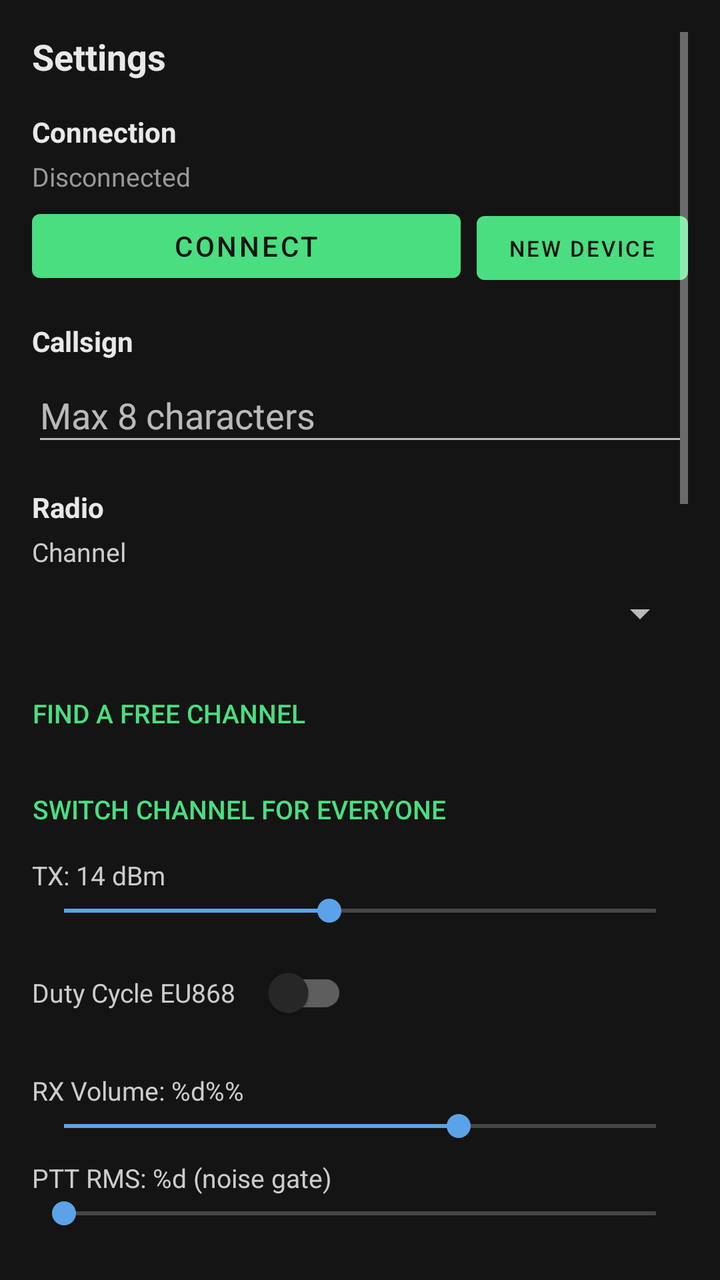
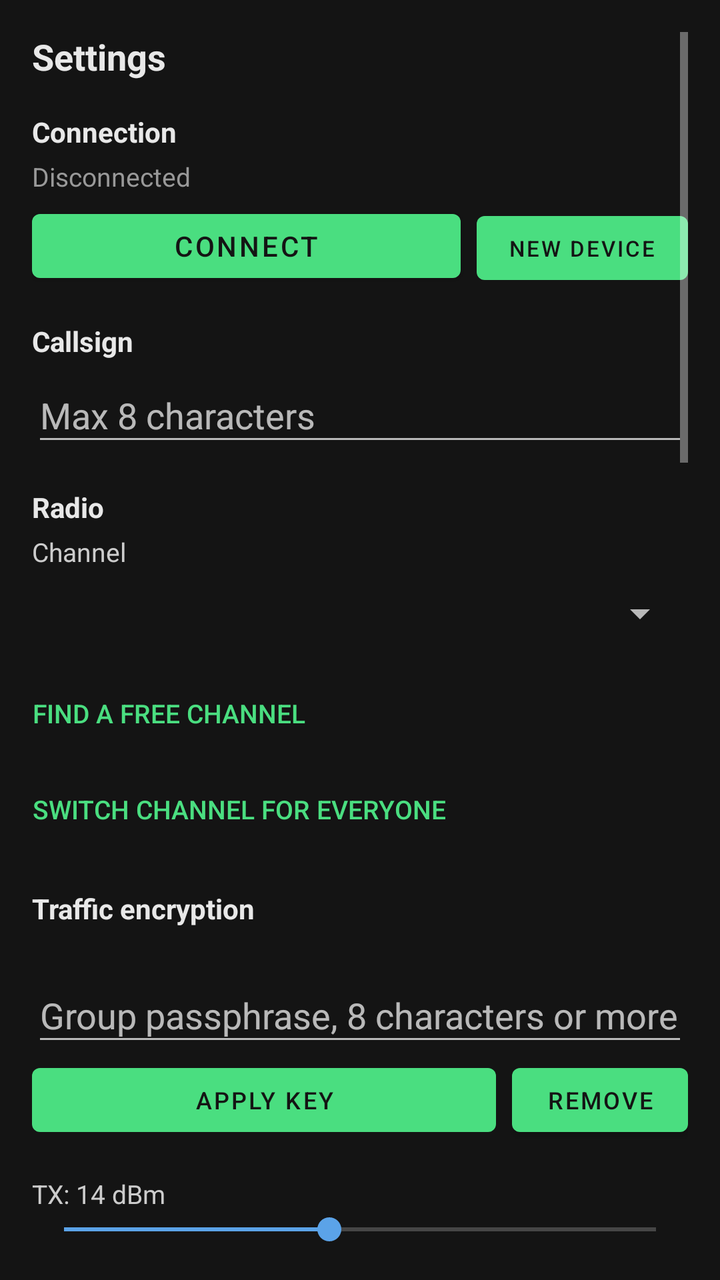

An Android layout rendered at two revisions. The XML below is the earlier revision; the diff shows what the commit changed to produce the second picture.
<!-- AndroidManifest.xml: application theme Theme.MeshTRX -->
<!-- res/layout/fragment_settings.xml -->
<?xml version="1.0" encoding="utf-8"?>
<ScrollView xmlns:android="http://schemas.android.com/apk/res/android"
    android:layout_width="match_parent"
    android:layout_height="match_parent"
    android:padding="16dp"
    android:background="#141414">

    <LinearLayout
        android:layout_width="match_parent"
        android:layout_height="wrap_content"
        android:orientation="vertical">

        <TextView android:layout_width="wrap_content" android:layout_height="wrap_content"
            android:text="@string/settings_title" android:textSize="18sp" android:textStyle="bold"
            android:textColor="#e8e8e8" android:layout_marginBottom="16dp" />

        
        <TextView android:layout_width="wrap_content" android:layout_height="wrap_content"
            android:text="@string/connection" android:textSize="14sp" android:textStyle="bold"
            android:textColor="#e8e8e8" android:layout_marginBottom="4dp" />

        <TextView android:id="@+id/tvConnStatus"
            android:layout_width="match_parent" android:layout_height="wrap_content"
            android:text="@string/disconnected" android:textSize="13sp" android:textColor="#999"
            android:layout_marginBottom="4dp" />

        <LinearLayout
            android:layout_width="match_parent" android:layout_height="wrap_content"
            android:orientation="horizontal" android:layout_marginBottom="16dp">
            <Button android:id="@+id/btnConnect"
                android:layout_width="0dp" android:layout_height="44dp" android:layout_weight="1"
                android:text="@string/connect" />
            <Button android:id="@+id/btnForgetDevice"
                android:layout_width="wrap_content" android:layout_height="44dp"
                android:text="@string/new_device" android:textSize="11sp"
                android:layout_marginStart="8dp" />
        </LinearLayout>

        
        <TextView android:layout_width="wrap_content" android:layout_height="wrap_content"
            android:text="@string/callsign" android:textSize="14sp" android:textStyle="bold"
            android:textColor="#e8e8e8" android:layout_marginBottom="4dp" />
        <EditText android:id="@+id/etCallSign"
            android:layout_width="match_parent" android:layout_height="44dp"
            android:hint="@string/callsign_hint" android:maxLength="8"
            android:inputType="text" android:singleLine="true"
            android:layout_marginBottom="16dp" />

        
        <TextView android:layout_width="wrap_content" android:layout_height="wrap_content"
            android:text="@string/radio" android:textSize="14sp" android:textStyle="bold"
            android:textColor="#e8e8e8" android:layout_marginBottom="4dp" />

        
        <TextView android:layout_width="wrap_content" android:layout_height="wrap_content"
            android:text="@string/channel_label" android:textSize="13sp" android:textColor="#cccccc" />
        <Spinner android:id="@+id/spinnerChannel"
            android:layout_width="match_parent" android:layout_height="44dp"
            android:layout_marginBottom="4dp" />

        
        <Button android:id="@+id/btnScanChannels"
            style="?android:attr/borderlessButtonStyle"
            android:layout_width="wrap_content" android:layout_height="wrap_content"
            android:text="@string/scan_channels" android:textSize="13sp"
            android:textColor="#4ade80" android:paddingStart="0dp" />
        
        <Button android:id="@+id/btnChannelAll"
            style="?android:attr/borderlessButtonStyle"
            android:layout_width="wrap_content" android:layout_height="wrap_content"
            android:text="@string/channel_all" android:textSize="13sp"
            android:textColor="#4ade80" android:paddingStart="0dp" />
        <TextView android:id="@+id/tvScanResult"
            android:layout_width="match_parent" android:layout_height="wrap_content"
            android:textSize="12sp" android:textColor="#888888"
            android:layout_marginBottom="8dp" android:visibility="gone" />

        <TextView android:id="@+id/tvTxPower"
            android:layout_width="wrap_content" android:layout_height="wrap_content"
            android:text="TX: 14 dBm" android:textSize="13sp" android:textColor="#cccccc" />
        <SeekBar android:id="@+id/seekTxPower"
            android:layout_width="match_parent" android:layout_height="wrap_content"
            android:min="1" android:max="30" android:progress="14" />

        <LinearLayout
            android:layout_width="match_parent" android:layout_height="wrap_content"
            android:orientation="horizontal" android:gravity="center_vertical"
            android:layout_marginTop="8dp" android:layout_marginBottom="16dp">
            <TextView android:layout_width="wrap_content" android:layout_height="wrap_content"
                android:text="@string/duty_cycle" android:textSize="13sp" android:textColor="#cccccc" />
            <com.google.android.material.switchmaterial.SwitchMaterial
                android:id="@+id/switchDutyCycle"
                android:layout_width="wrap_content" android:layout_height="wrap_content"
                android:layout_marginStart="8dp" />
        </LinearLayout>

        
        <TextView android:id="@+id/tvRxVolume"
            android:layout_width="wrap_content" android:layout_height="wrap_content"
            android:text="@string/rx_volume" android:textSize="13sp" android:textColor="#cccccc" />
        <SeekBar android:id="@+id/seekRxVolume"
            android:layout_width="match_parent" android:layout_height="wrap_content"
            android:max="300" android:progress="200"
            android:layout_marginBottom="8dp" />

        
        <TextView android:id="@+id/tvPttRms"
            android:layout_width="wrap_content" android:layout_height="wrap_content"
            android:text="@string/ptt_rms" android:textSize="13sp" android:textColor="#cccccc" />
        <SeekBar android:id="@+id/seekPttRms"
            android:layout_width="match_parent" android:layout_height="wrap_content"
            android:max="1000" android:progress="0"
            android:layout_marginBottom="8dp" />

        
        <LinearLayout
            android:layout_width="match_parent" android:layout_height="wrap_content"
            android:orientation="horizontal" android:gravity="center_vertical"
            android:layout_marginBottom="16dp">
            <TextView android:layout_width="0dp" android:layout_weight="1"
                android:layout_height="wrap_content"
                android:text="@string/roger_beep" android:textSize="13sp" android:textColor="#cccccc" />
            <com.google.android.material.switchmaterial.SwitchMaterial
                android:id="@+id/switchRogerBeep"
                android:layout_width="wrap_content" android:layout_height="wrap_content"
                android:layout_marginStart="8dp" android:checked="true" />
        </LinearLayout>

        
        <TextView android:layout_width="wrap_content" android:layout_height="wrap_content"
            android:text="VOX" android:textSize="14sp" android:textStyle="bold"
            android:textColor="#e8e8e8" android:layout_marginBottom="4dp" />
        <TextView android:id="@+id/tvVoxThreshold"
            android:layout_width="wrap_content" android:layout_height="wrap_content"
            android:text="VOX: 800" android:textSize="13sp" android:textColor="#cccccc" />
        <SeekBar android:id="@+id/seekVoxThreshold"
            android:layout_width="match_parent" android:layout_height="wrap_content"
            android:max="5000" android:progress="800" />
        <TextView android:id="@+id/tvVoxHangtime"
            android:layout_width="wrap_content" android:layout_height="wrap_content"
            android:text="800 ms" android:textSize="13sp" android:textColor="#cccccc" />
        <SeekBar android:id="@+id/seekVoxHangtime"
            android:layout_width="match_parent" android:layout_height="wrap_content"
            android:max="2000" android:progress="800"
            android:layout_marginBottom="16dp" />

        
        <TextView android:layout_width="wrap_content" android:layout_height="wrap_content"
            android:text="@string/beacon" android:textSize="14sp" android:textStyle="bold"
            android:textColor="#e8e8e8" android:layout_marginBottom="4dp" />
        <Spinner android:id="@+id/spinnerBeaconInterval"
            android:layout_width="match_parent" android:layout_height="44dp"
            android:layout_marginBottom="16dp" />

        
        <TextView android:layout_width="wrap_content" android:layout_height="wrap_content"
            android:text="@string/peer_list" android:textSize="14sp" android:textStyle="bold"
            android:textColor="#e8e8e8" android:layout_marginBottom="4dp" />
        <TextView android:id="@+id/tvPeerTimeout"
            android:layout_width="wrap_content" android:layout_height="wrap_content"
            android:text="@string/remove_after" android:textSize="13sp" android:textColor="#cccccc" />
        <Spinner android:id="@+id/spinnerPeerTimeout"
            android:layout_width="match_parent" android:layout_height="44dp"
            android:layout_marginBottom="16dp" />

        
        <TextView android:layout_width="wrap_content" android:layout_height="wrap_content"
            android:text="@string/file_history" android:textSize="14sp" android:textStyle="bold"
            android:textColor="#e8e8e8" android:layout_marginBottom="4dp" />
        <Spinner android:id="@+id/spinnerFileHistory"
            android:layout_width="match_parent" android:layout_height="44dp"
            android:layout_marginBottom="16dp" />

        
        <TextView android:layout_width="wrap_content" android:layout_height="wrap_content"
            android:text="@string/language" android:textSize="14sp" android:textStyle="bold"
            android:textColor="#e8e8e8" android:layout_marginBottom="4dp" />
        <Spinner android:id="@+id/spinnerLanguage"
            android:layout_width="match_parent" android:layout_height="44dp"
            android:layout_marginBottom="16dp" />

        
        <Button android:id="@+id/btnApplySettings"
            android:layout_width="match_parent" android:layout_height="48dp"
            android:text="@string/apply_save"
            android:layout_marginBottom="16dp" />

        
        <Button android:id="@+id/btnClearPeers"
            android:layout_width="match_parent" android:layout_height="44dp"
            android:text="@string/clear_peers"
            android:textColor="#ff6b6b"
            android:backgroundTint="#2a1a1a"
            android:layout_marginBottom="16dp" />

        
        <TextView android:layout_width="wrap_content" android:layout_height="wrap_content"
            android:text="@string/repeater_title" android:textSize="14sp" android:textStyle="bold"
            android:textColor="#e8e8e8" android:layout_marginBottom="4dp" />
        <TextView android:layout_width="match_parent" android:layout_height="wrap_content"
            android:text="@string/repeater_warning" android:textSize="11sp" android:textColor="#ff6b6b"
            android:layout_marginBottom="8dp" />
        <TextView android:layout_width="wrap_content" android:layout_height="wrap_content"
            android:text="@string/wifi_ssid" android:textSize="13sp" android:textColor="#cccccc" />
        <EditText android:id="@+id/etRepeaterSsid"
            android:layout_width="match_parent" android:layout_height="40dp"
            android:hint="MeshTRX-Repeater" android:textSize="13sp"
            android:inputType="text" android:singleLine="true"
            android:layout_marginBottom="4dp" />
        <TextView android:layout_width="wrap_content" android:layout_height="wrap_content"
            android:text="@string/wifi_password" android:textSize="13sp" android:textColor="#cccccc" />
        <EditText android:id="@+id/etRepeaterPass"
            android:layout_width="match_parent" android:layout_height="40dp"
            android:hint="meshtrx123" android:textSize="13sp"
            android:inputType="textPassword" android:singleLine="true"
            android:layout_marginBottom="4dp" />
        <TextView android:layout_width="wrap_content" android:layout_height="wrap_content"
            android:text="@string/static_ip" android:textSize="13sp" android:textColor="#cccccc" />
        <EditText android:id="@+id/etRepeaterIp"
            android:layout_width="match_parent" android:layout_height="40dp"
            android:hint="192.168.1.100" android:textSize="13sp"
            android:inputType="text" android:singleLine="true"
            android:layout_marginBottom="8dp" />
        <Button android:id="@+id/btnRepeaterOn"
            android:layout_width="match_parent" android:layout_height="44dp"
            android:text="@string/activate_repeater" android:textSize="13sp"
            android:textColor="#ff6b6b" android:backgroundTint="#3a1e1e"
            android:enabled="false"
            android:layout_marginBottom="8dp" />
        <Button android:id="@+id/btnRepeaterOff"
            android:layout_width="match_parent" android:layout_height="44dp"
            android:text="@string/deactivate_repeater" android:textSize="13sp"
            android:textColor="#4ade80" android:backgroundTint="#1e3a1e"
            android:enabled="false"
            android:layout_marginBottom="16dp" />

        
        <TextView android:id="@+id/tvDeviceInfo"
            android:layout_width="match_parent" android:layout_height="wrap_content"
            android:textSize="12sp" android:textColor="#999" android:fontFamily="monospace" />
    </LinearLayout>
</ScrollView>
<!-- resources referenced by this layout -->
<resources>
  <string name="activate_repeater">ACTIVATE REPEATER</string>
  <string name="apply_save">Apply and save</string>
  <string name="beacon">Beacon</string>
  <string name="callsign">Callsign</string>
  <string name="callsign_hint">Max 8 characters</string>
  <string name="channel_all">Switch channel for everyone</string>
  <string name="channel_label">Channel</string>
  <string name="clear_peers">Clear subscriber list</string>
  <string name="connect">Connect</string>
  <string name="connection">Connection</string>
  <string name="deactivate_repeater">Deactivate Repeater</string>
  <string name="disconnected">Disconnected</string>
  <string name="duty_cycle">Duty Cycle EU868</string>
  <string name="file_history">File history</string>
  <string name="language">Language</string>
  <string name="new_device">New device</string>
  <string name="peer_list">Peer list</string>
  <string name="ptt_rms">PTT RMS: %d (noise gate)</string>
  <string name="radio">Radio</string>
  <string name="remove_after">Remove after: 60 min</string>
  <string name="repeater_title">Repeater</string>
  <string name="repeater_warning">Device will restart in repeater mode. Connect to WiFi AP to monitor.</string>
  <string name="roger_beep">End-of-transmission tone</string>
  <string name="rx_volume">RX Volume: %d%%</string>
  <string name="scan_channels">Find a free channel</string>
  <string name="settings_title">Settings</string>
  <string name="static_ip">Static IP (optional)</string>
  <string name="wifi_password">WiFi Password</string>
  <string name="wifi_ssid">WiFi SSID (optional)</string>
  <style name="Theme.MeshTRX" parent="Theme.MaterialComponents.NoActionBar">
          <item name="colorPrimary">#4ade80</item>
          <item name="colorPrimaryVariant">#2d5a2d</item>
          <item name="colorOnPrimary">#141414</item>
          <item name="colorSecondary">#5ba3e8</item>
          <item name="colorOnSecondary">#141414</item>
          <item name="android:windowBackground">#141414</item>
          <item name="android:statusBarColor">#141414</item>
          <item name="android:navigationBarColor">#111111</item>
          <item name="android:windowLightStatusBar">false</item>
      </style>
</resources>

<!-- the commit's change to res/layout/fragment_settings.xml (unified diff, before → after) -->
@@ -74,6 +74,30 @@
             android:layout_width="match_parent" android:layout_height="wrap_content"
             android:textSize="12sp" android:textColor="#888888"
             android:layout_marginBottom="8dp" android:visibility="gone" />
+
+        
+        <TextView android:layout_width="wrap_content" android:layout_height="wrap_content"
+            android:text="@string/encryption" android:textSize="14sp" android:textStyle="bold"
+            android:textColor="#e8e8e8" android:layout_marginTop="16dp" />
+        <TextView android:id="@+id/tvKeyState"
+            android:layout_width="match_parent" android:layout_height="wrap_content"
+            android:textSize="12sp" android:textColor="#888888"
+            android:layout_marginBottom="4dp" />
+        <EditText android:id="@+id/etPassphrase"
+            android:layout_width="match_parent" android:layout_height="44dp"
+            android:hint="@string/passphrase_hint" android:maxLength="64"
+            android:inputType="text" android:singleLine="true" />
+        <LinearLayout
+            android:layout_width="match_parent" android:layout_height="wrap_content"
+            android:orientation="horizontal" android:layout_marginBottom="16dp">
+            <Button android:id="@+id/btnKeyApply"
+                android:layout_width="0dp" android:layout_height="44dp" android:layout_weight="1"
+                android:text="@string/key_apply" android:textSize="12sp" />
+            <Button android:id="@+id/btnKeyClear"
+                android:layout_width="wrap_content" android:layout_height="44dp"
+                android:text="@string/key_clear" android:textSize="12sp"
+                android:layout_marginStart="8dp" />
+        </LinearLayout>
 
         <TextView android:id="@+id/tvTxPower"
             android:layout_width="wrap_content" android:layout_height="wrap_content"
<!-- resource entries referenced after the edit -->
@@ -13,9 +13,13 @@
   <string name="deactivate_repeater">Deactivate Repeater</string>
   <string name="disconnected">Disconnected</string>
   <string name="duty_cycle">Duty Cycle EU868</string>
+  <string name="encryption">Traffic encryption</string>
   <string name="file_history">File history</string>
+  <string name="key_apply">Apply key</string>
+  <string name="key_clear">Remove</string>
   <string name="language">Language</string>
   <string name="new_device">New device</string>
+  <string name="passphrase_hint">Group passphrase, 8 characters or more</string>
   <string name="peer_list">Peer list</string>
   <string name="ptt_rms">PTT RMS: %d (noise gate)</string>
   <string name="radio">Radio</string>
